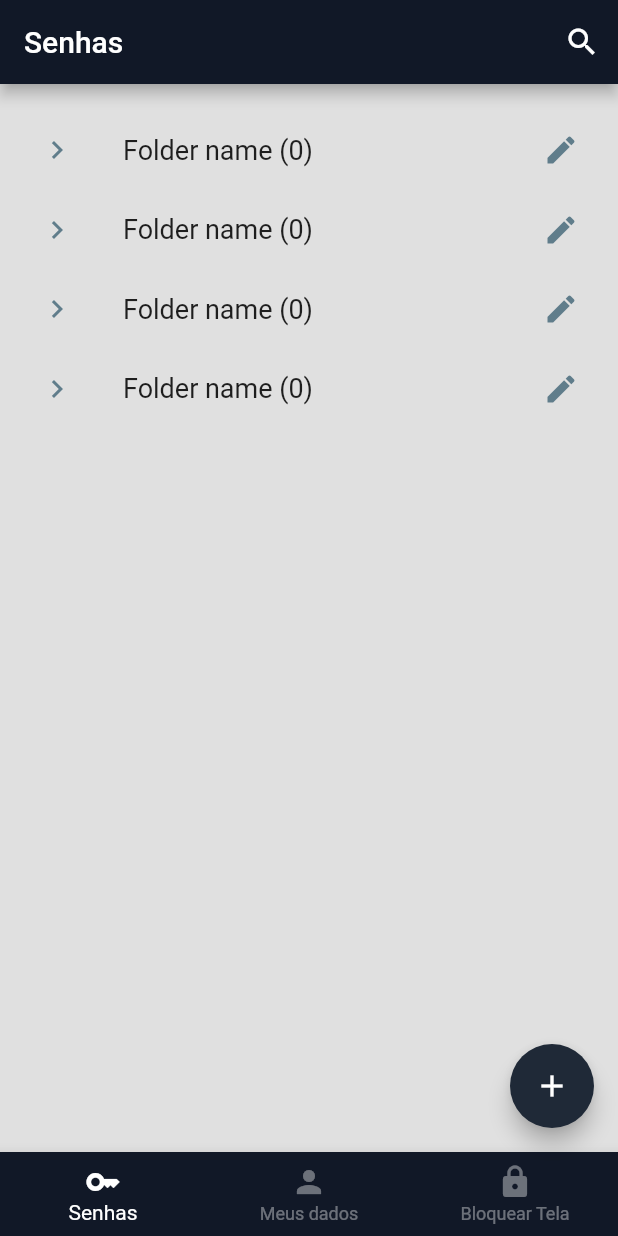
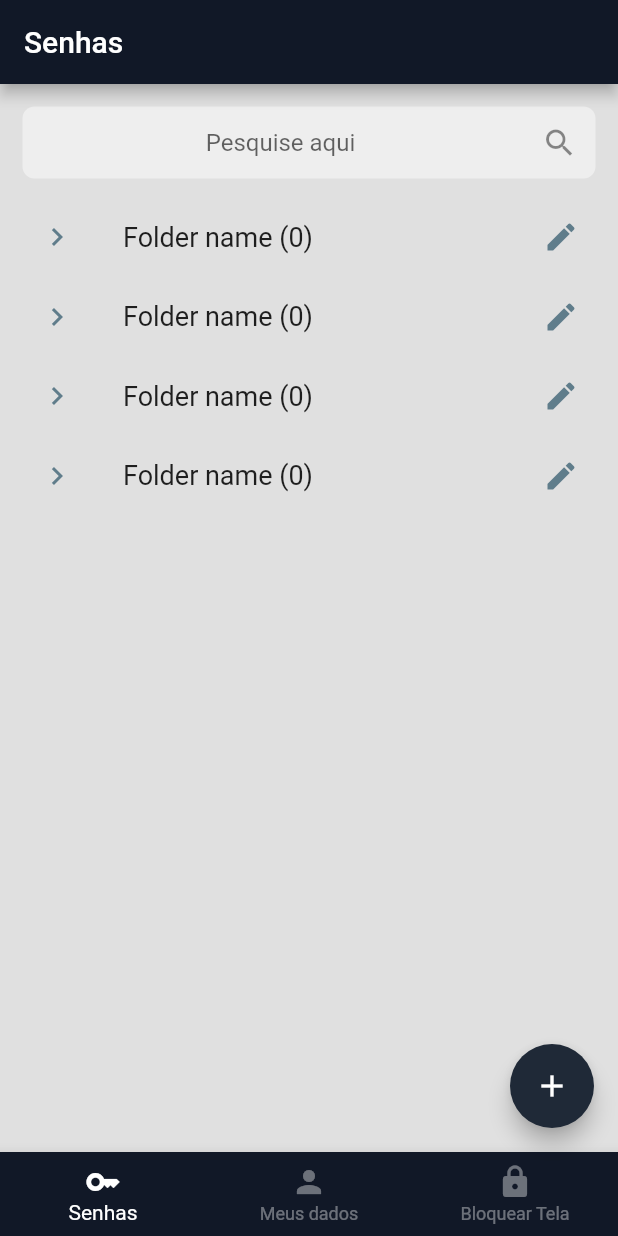
Before and after one commit to lluukinha/winkle-app, a Flutter app: the DashboardScreen screen opened by its route, on a phone screen of 412 x 824 dp. Run offline on Flutter 3.47's test engine with Material 2 defaults, Android fonts, the phone set to English and light mode, and no system bars; network calls fail.

Commit message:
Searchbox included on passwords screen

```diff
--- a/lib/Components/Dashboard/Passwords/folder_form.dart
+++ b/lib/Components/Dashboard/Passwords/folder_form.dart
@@ -63,7 +63,7 @@ class FolderFormState extends State<FolderForm> {
                 },
                 child: const Text(
                   'Enviar',
-                  style: TextStyle(fontSize: 20),
+                  style: TextStyle(fontSize: 18),
                 ),
               ),
             ),
--- a/lib/Screens/Dashboard/Passwords/password_screen.dart
+++ b/lib/Screens/Dashboard/Passwords/password_screen.dart
@@ -11,18 +11,39 @@ class PasswordScreen extends StatefulWidget {
 }
 
 class _PasswordScreenState extends State<PasswordScreen> {
+  final searchController = TextEditingController();
   @override
   Widget build(BuildContext context) {
-    return Container(
-      margin: const EdgeInsets.only(top: 20),
-      child: ListView(
-        children: const [
-          PasswordFolder(),
-          PasswordFolder(),
-          PasswordFolder(),
-          PasswordFolder()
-        ],
-      ),
+    return ListView(
+      children: [
+        Padding(
+          padding: const EdgeInsets.all(15),
+          child: TextField(
+            textAlign: TextAlign.center,
+            controller: searchController,
+            keyboardType: TextInputType.text,
+            decoration: InputDecoration(
+              suffixIcon: const Icon(Icons.search),
+              hintText: 'Pesquise aqui',
+              hintStyle: const TextStyle(fontSize: 16),
+              border: OutlineInputBorder(
+                borderRadius: BorderRadius.circular(8),
+                borderSide: const BorderSide(
+                  width: 0,
+                  style: BorderStyle.none,
+                ),
+              ),
+              filled: true,
+              contentPadding: const EdgeInsets.all(10),
+              fillColor: Colors.grey.shade200,
+            ),
+          ),
+        ),
+        const PasswordFolder(),
+        const PasswordFolder(),
+        const PasswordFolder(),
+        const PasswordFolder()
+      ],
     );
   }
 }
--- a/lib/Screens/dashboard_screen.dart
+++ b/lib/Screens/dashboard_screen.dart
@@ -115,14 +115,6 @@ class _DashboardScreenState extends State<DashboardScreen> {
             backgroundColor: HexColor(Constants.winkleDark),
             title: Text(titles[_currentIndex]),
             automaticallyImplyLeading: false,
-            actions: [
-              Visibility(
-                  visible: _currentIndex == 0,
-                  child: IconButton(
-                    onPressed: () {},
-                    icon: const Icon(Icons.search),
-                  ))
-            ],
           ),
           body: GestureDetector(
               onTap: () => setCreation(false),
```
